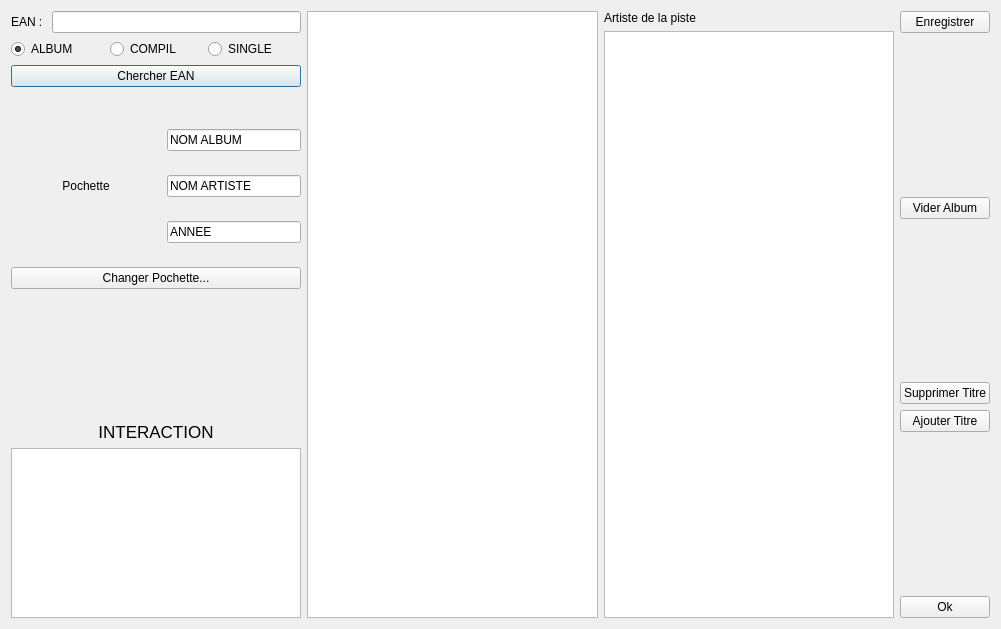
Qt form projet-musique/core/dialogajouterphys.ui (toopoormaghell/projet-musique) before a commit.
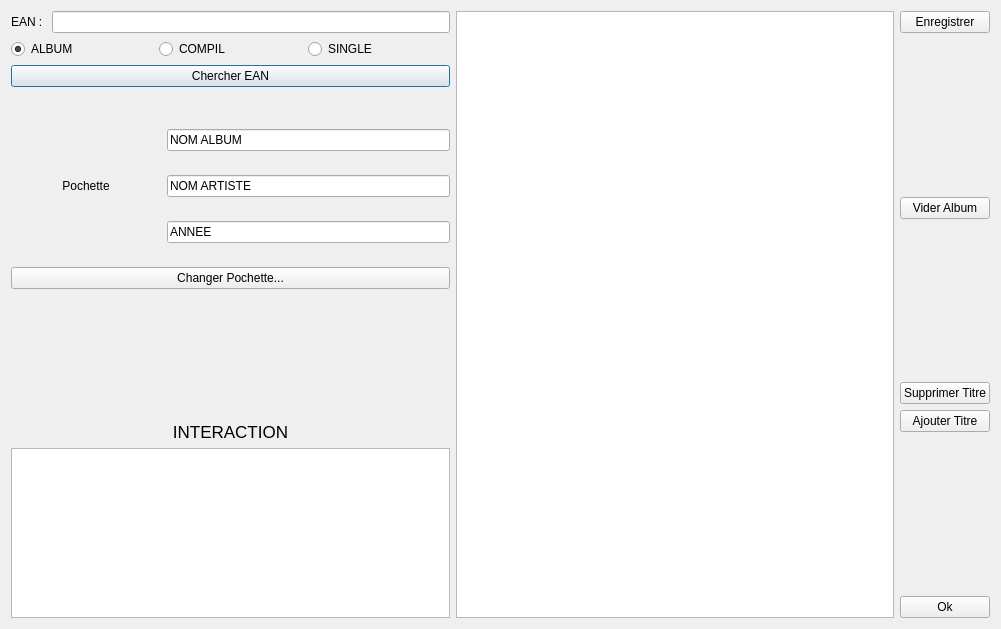
The same form after that commit.

Commit message: core: [Enh] Remove the layout containing the list of artists

Diff of the .ui file:
```diff
--- a/projet-musique/core/dialogajouterphys.ui
+++ b/projet-musique/core/dialogajouterphys.ui
@@ -186,45 +186,6 @@
      </attribute>
     </widget>
    </item>
-   <item>
-    <layout class="QVBoxLayout" name="verticalLayoutArtiste">
-     <item>
-      <widget class="QLabel" name="ArtisteLabel">
-       <property name="text">
-        <string>Artiste de la piste</string>
-       </property>
-      </widget>
-     </item>
-     <item>
-      <widget class="QListView" name="Artiste_Titres">
-       <property name="lineWidth">
-        <number>1</number>
-       </property>
-       <property name="midLineWidth">
-        <number>0</number>
-       </property>
-       <property name="dragDropMode">
-        <enum>QAbstractItemView::InternalMove</enum>
-       </property>
-       <property name="defaultDropAction">
-        <enum>Qt::MoveAction</enum>
-       </property>
-       <property name="alternatingRowColors">
-        <bool>true</bool>
-       </property>
-       <property name="selectionMode">
-        <enum>QAbstractItemView::SingleSelection</enum>
-       </property>
-       <property name="movement">
-        <enum>QListView::Free</enum>
-       </property>
-       <property name="selectionRectVisible">
-        <bool>false</bool>
-       </property>
-      </widget>
-     </item>
-    </layout>
-   </item>
    <item>
     <layout class="QVBoxLayout" name="verticalLayout_2">
      <item>
```
The commit also changes 1 other file.
